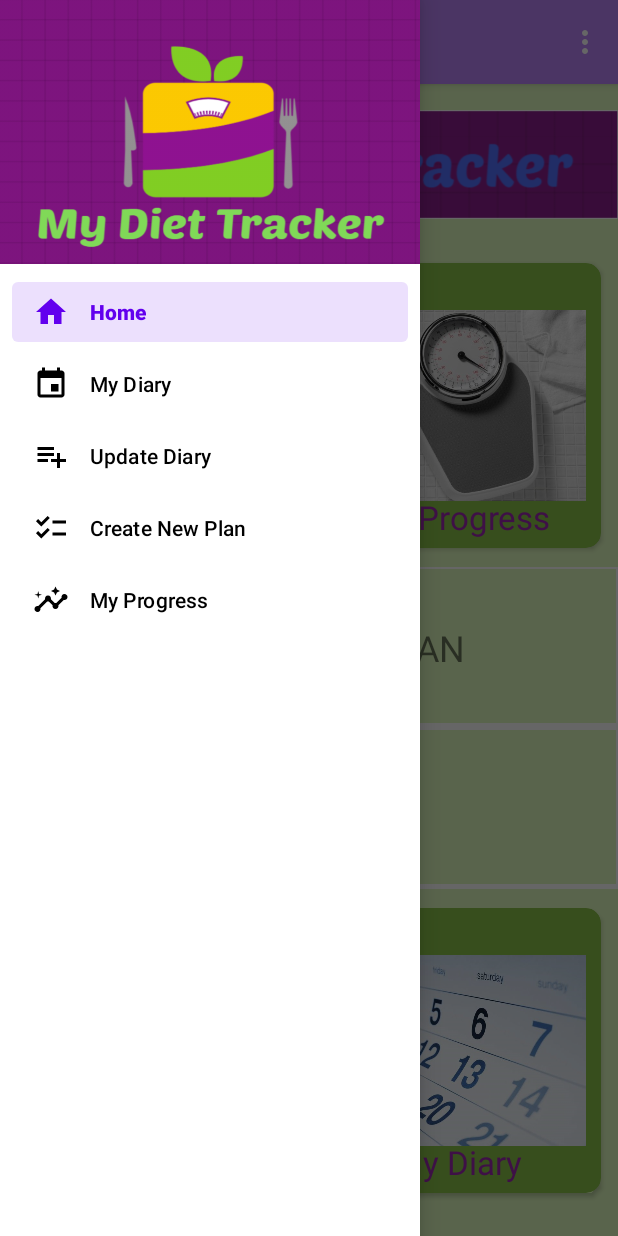
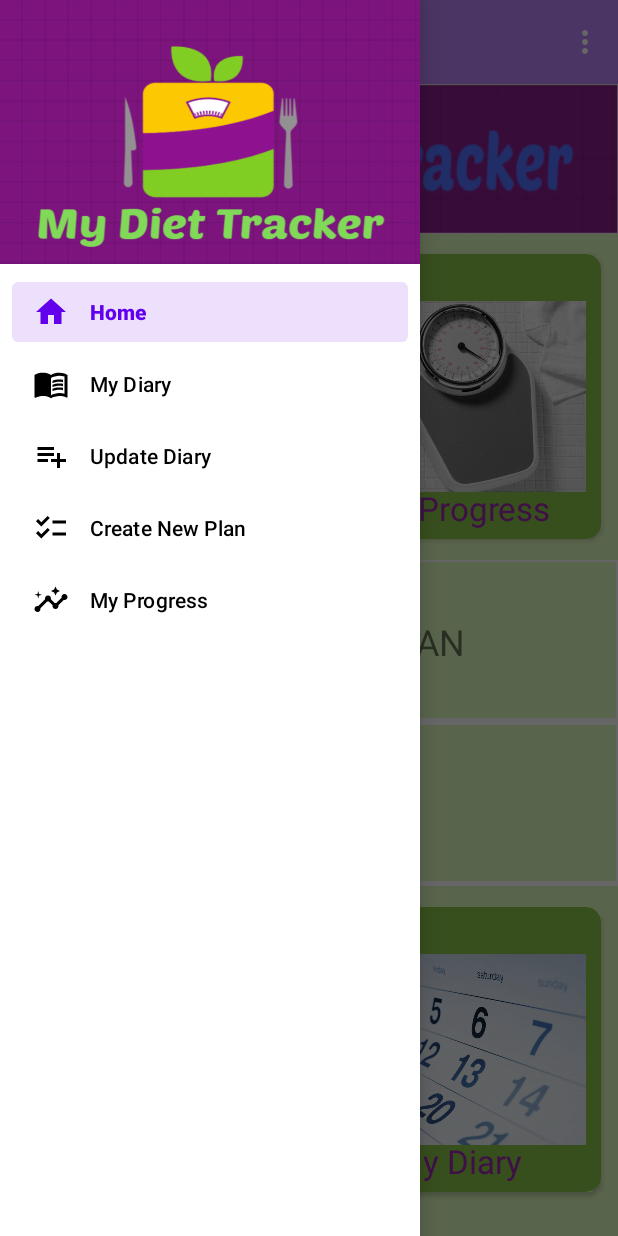
Before and after one commit to natalimj/My-Diet-Tracker, an Android app: the screen it shows after launch once a user with an empty profile is signed in (MainActivity), with the side drawer open, on a phone screen of 412 x 824 dp. Run offline under Robolectric (Android 15) with nearby library versions, the phone set to English and light mode, and no system bars; our stand-ins replace Firebase (no records; nobody signed in at launch, a user with empty details on screens opened directly), Room's generated code, navigation-ui; libraries missing offline, so code that uses them is left out: com.firebase.ui.

Commit message:
fixed some errors

```diff
--- a/app/src/main/java/com/natali/mydiettracker/view/HomeFragment.java
+++ b/app/src/main/java/com/natali/mydiettracker/view/HomeFragment.java
@@ -13,12 +13,10 @@ import androidx.fragment.app.FragmentTransaction;
 import androidx.lifecycle.ViewModelProvider;
 
 import com.natali.mydiettracker.R;
-import com.natali.mydiettracker.viewmodel.HomeViewModel;
 import com.natali.mydiettracker.viewmodel.PlanViewModel;
 
 public class HomeFragment extends Fragment implements View.OnClickListener  {
 
-    private HomeViewModel homeViewModel;
     private PlanViewModel planViewModel;
 
     CardView card1;
@@ -30,12 +28,9 @@ public class HomeFragment extends Fragment implements View.OnClickListener  {
 
     public View onCreateView(@NonNull LayoutInflater inflater,ViewGroup container, Bundle savedInstanceState) {
 
-        homeViewModel = new ViewModelProvider(this).get(HomeViewModel.class);
         View root = inflater.inflate(R.layout.fragment_home, container, false);
         planViewModel = new ViewModelProvider(this).get(PlanViewModel.class);
 
-
-        //TODO: change names in home page
         card1=root.findViewById(R.id.cardView1);
         card2=root.findViewById(R.id.cardView2);
         card3=root.findViewById(R.id.cardView3);
@@ -74,7 +69,6 @@ public class HomeFragment extends Fragment implements View.OnClickListener  {
             }
         });
 
-
         return root;
     }
 
--- a/app/src/main/java/com/natali/mydiettracker/view/MainActivity.java
+++ b/app/src/main/java/com/natali/mydiettracker/view/MainActivity.java
@@ -33,7 +33,7 @@ public class MainActivity extends AppCompatActivity {
 
         viewModel =new ViewModelProvider(this).get(MainActivityViewModel.class);
 
-        viewModel.init();
+       viewModel.init();
         checkIfSignedIn();
 
         Toolbar toolbar = findViewById(R.id.toolbar);
@@ -68,7 +68,7 @@ public class MainActivity extends AppCompatActivity {
      private void checkIfSignedIn() {
         viewModel.getCurrentUser().observe(this, user -> {
             if (user != null) {
-              //nothing
+              //do nothing
             } else
                 startLoginActivity();
         });
--- a/app/src/main/java/com/natali/mydiettracker/view/PlanFragment.java
+++ b/app/src/main/java/com/natali/mydiettracker/view/PlanFragment.java
@@ -7,7 +7,6 @@ import android.view.ViewGroup;
 import android.widget.AdapterView;
 import android.widget.ArrayAdapter;
 import android.widget.EditText;
-import android.widget.LinearLayout;
 import android.widget.RadioButton;
 import android.widget.RadioGroup;
 import android.widget.Spinner;
--- a/app/src/main/java/com/natali/mydiettracker/viewmodel/DiaryViewModel.java
+++ b/app/src/main/java/com/natali/mydiettracker/viewmodel/DiaryViewModel.java
@@ -8,14 +8,10 @@ import androidx.lifecycle.LiveData;
 import androidx.lifecycle.MutableLiveData;
 
 import com.natali.mydiettracker.data.entry.EntryRepository;
-import com.natali.mydiettracker.data.user.UserRepository;
 import com.natali.mydiettracker.data.userInfo.UserInfoRepository;
 import com.natali.mydiettracker.model.Entry;
 
-import java.text.SimpleDateFormat;
-import java.util.Calendar;
 import java.util.List;
-import java.util.Objects;
 
 public class DiaryViewModel extends AndroidViewModel {
 
@@ -35,6 +31,7 @@ public class DiaryViewModel extends AndroidViewModel {
         entryRepository.setSelectedDate(strDate);
         selectedDate.setValue(strDate);
     }
+
 
     public LiveData<Entry> getWeight(){
        return entryRepository.getWeightForGivenDate(selectedDate.getValue());
--- a/app/src/main/java/com/natali/mydiettracker/viewmodel/EntryViewModel.java
+++ b/app/src/main/java/com/natali/mydiettracker/viewmodel/EntryViewModel.java
@@ -40,11 +40,11 @@ public class EntryViewModel extends AndroidViewModel {
         foodRepository.searchForFoodByName(name);
     }
 
+
     public void addFoodToDiary(Food food){
         String userId=userRepository.getCurrentUser().getValue().getUid();
         entryRepository.insert(new Entry(userId,food.getName(),"food",food.getCalorie()));
     }
-
 
     public void addWater(){
         String userId=userRepository.getCurrentUser().getValue().getUid();
@@ -59,6 +59,7 @@ public class EntryViewModel extends AndroidViewModel {
     }
 
     public LiveData<List<Exercise>> getExercises(){
+
         return exerciseRepository.getAllExercises();
     }
 
--- a/app/src/main/java/com/natali/mydiettracker/viewmodel/HomeViewModel.java
+++ /dev/null
@@ -1,32 +0,0 @@
-package com.natali.mydiettracker.viewmodel;
-
-import android.app.Application;
-
-import androidx.annotation.NonNull;
-import androidx.lifecycle.AndroidViewModel;
-import androidx.lifecycle.LiveData;
-import androidx.lifecycle.MutableLiveData;
-import androidx.lifecycle.ViewModel;
-
-import com.natali.mydiettracker.data.entry.EntryRepository;
-import com.natali.mydiettracker.data.user.UserRepository;
-import com.natali.mydiettracker.model.Entry;
-import com.natali.mydiettracker.model.Exercise;
-import com.natali.mydiettracker.model.Food;
-
-import java.text.SimpleDateFormat;
-import java.util.Date;
-import java.util.List;
-
-public class HomeViewModel extends AndroidViewModel {
-
-
-    private EntryRepository entryRepository;
-    private UserRepository userRepository;
-
-    public HomeViewModel(@NonNull Application application) {
-        super(application);
-        entryRepository=EntryRepository.getInstance(application);
-        userRepository=UserRepository.getInstance(application);
-    }
-}
--- a/app/src/main/java/com/natali/mydiettracker/viewmodel/MainActivityViewModel.java
+++ b/app/src/main/java/com/natali/mydiettracker/viewmodel/MainActivityViewModel.java
@@ -11,12 +11,14 @@ import com.natali.mydiettracker.data.entry.EntryRepository;
 import com.natali.mydiettracker.data.exercise.ExerciseRepository;
 import com.natali.mydiettracker.data.user.UserRepository;
 import com.natali.mydiettracker.data.userInfo.UserInfoRepository;
+import com.natali.mydiettracker.model.Exercise;
 
 
 public class MainActivityViewModel extends AndroidViewModel {
     private final UserRepository userRepository;
     private EntryRepository entryRepository;
     private UserInfoRepository userInfoRepository;
+    private ExerciseRepository exerciseRepository;
 
 
     public MainActivityViewModel(Application app){
@@ -24,12 +26,30 @@ public class MainActivityViewModel extends AndroidViewModel {
         userRepository = UserRepository.getInstance(app);
         entryRepository=EntryRepository.getInstance(app);
         userInfoRepository=UserInfoRepository.getInstance(app);
+        exerciseRepository = ExerciseRepository.getInstance(app);
+
     }
 
     public void init() {
+
         String userId = userRepository.getCurrentUser().getValue().getUid();
         entryRepository.init(userId);
         userInfoRepository.init(userId);
+
+        /*
+        if(exerciseRepository.getAllExercises().getValue()==null){
+            exerciseRepository.insert(new Exercise("Cycling",5.5));
+            exerciseRepository.insert(new Exercise("Tennis",6.0));
+            exerciseRepository.insert(new Exercise("Running",11.5));
+            exerciseRepository.insert(new Exercise("Swimming",7.8));
+            exerciseRepository.insert(new Exercise("Aerobic",7.4));
+            exerciseRepository.insert(new Exercise("Hiking",4.5));
+            exerciseRepository.insert(new Exercise("Basketball",7.5));
+            exerciseRepository.insert(new Exercise("Walking",6.5));
+            exerciseRepository.insert(new Exercise("Golf",4.6));
+            exerciseRepository.insert(new Exercise("Jogging",9.3));
+        }
+*/
     }
 
     public LiveData<FirebaseUser> getCurrentUser(){
--- a/app/src/main/java/com/natali/mydiettracker/viewmodel/PlanViewModel.java
+++ b/app/src/main/java/com/natali/mydiettracker/viewmodel/PlanViewModel.java
@@ -5,7 +5,6 @@ import android.app.Application;
 import androidx.annotation.NonNull;
 import androidx.lifecycle.AndroidViewModel;
 import androidx.lifecycle.LiveData;
-import androidx.lifecycle.MutableLiveData;
 
 import com.natali.mydiettracker.data.user.UserRepository;
 import com.natali.mydiettracker.data.userInfo.UserInfoRepository;
--- a/app/src/main/res/layout/fragment_entry.xml
+++ b/app/src/main/res/layout/fragment_entry.xml
@@ -75,7 +75,6 @@
                 android:background="@drawable/edit_text_rounded"
                 android:ems="10" />
 
-
             <EditText
                 android:id="@+id/exerciseDuration"
                 android:layout_width="wrap_content"
@@ -110,8 +109,6 @@
                 android:text="0"
                 android:textSize="35sp" />
 
-
-
             <androidx.appcompat.widget.AppCompatButton
                 android:id="@+id/addWater"
                 android:layout_width="match_parent"
@@ -119,7 +116,7 @@
                 android:layout_weight="1"
                 android:layout_marginTop="10dp"
                 android:background="@drawable/button_rounded_purple"
-                android:text="ADD FOOD"
+                android:text="ADD WATER"
                 android:textColor="@color/white" />
 
 
--- a/app/src/main/res/layout/fragment_home.xml
+++ b/app/src/main/res/layout/fragment_home.xml
@@ -11,10 +11,9 @@
     <ImageView
         android:id="@+id/imageView"
         android:layout_width="match_parent"
-        android:layout_height="0dp"
-        android:layout_weight="1"
+       android:layout_height="100dp"
         android:layout_gravity="center"
-        android:src="@drawable/dietlogo1"
+        android:background="@drawable/dietlogo1"
         />
 
     <LinearLayout
--- a/app/src/main/res/menu/activity_main_drawer.xml
+++ b/app/src/main/res/menu/activity_main_drawer.xml
@@ -10,7 +10,7 @@
             android:title="@string/menu_home" />
         <item
             android:id="@+id/nav_diary"
-            android:icon="@drawable/ic_baseline_event_24"
+            android:icon="@drawable/ic_baseline_menu_book_24"
             android:title="@string/diary" />
 
         <item
--- a/app/src/main/res/mipmap-anydpi-v26/ic_launcher.xml
+++ b/app/src/main/res/mipmap-anydpi-v26/ic_launcher.xml
@@ -1,5 +1,5 @@
 <?xml version="1.0" encoding="utf-8"?>
 <adaptive-icon xmlns:android="http://schemas.android.com/apk/res/android">
     <background android:drawable="@drawable/ic_launcher_background" />
-    <foreground android:drawable="@drawable/ic_launcher_foreground" />
+
 </adaptive-icon>
--- a/app/src/main/res/navigation/mobile_navigation.xml
+++ b/app/src/main/res/navigation/mobile_navigation.xml
@@ -32,6 +32,6 @@
     <fragment
         android:id="@+id/nav_entry"
         android:name="com.natali.mydiettracker.view.EntryFragment"
-        android:label="Diary"
+        android:label="Update Diary"
         tools:layout="@layout/fragment_entry" />
 </navigation>
```
Also changed, not shown: app/src/main/java/com/natali/mydiettracker/view/DiaryFragment.java (+20 -15 lines), app/src/main/java/com/natali/mydiettracker/view/EntryFragment.java (+26 -45 lines), app/src/main/res/drawable/ic_menu_camera.xml (deleted, +0 -12 lines).
